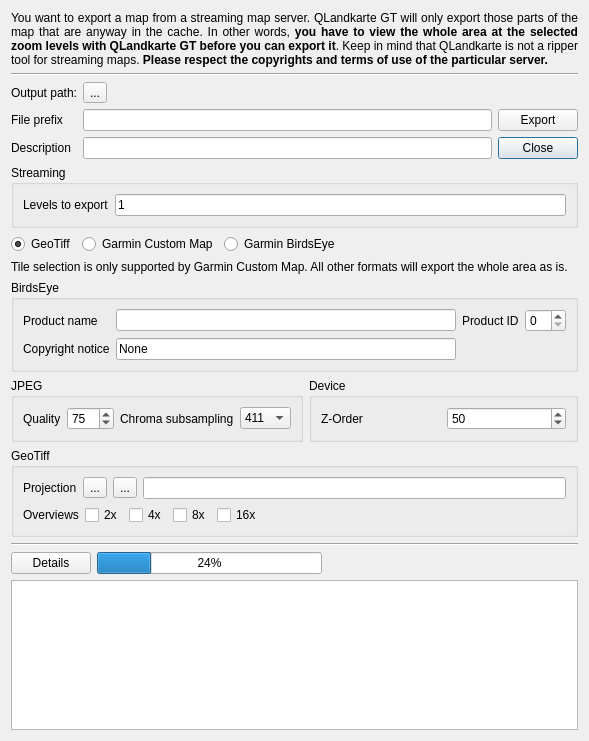
Before: the Qt Designer form src/IMapQMAPExport.ui in ntruchsess/QLandkarteGT, drawn with Qt 5.
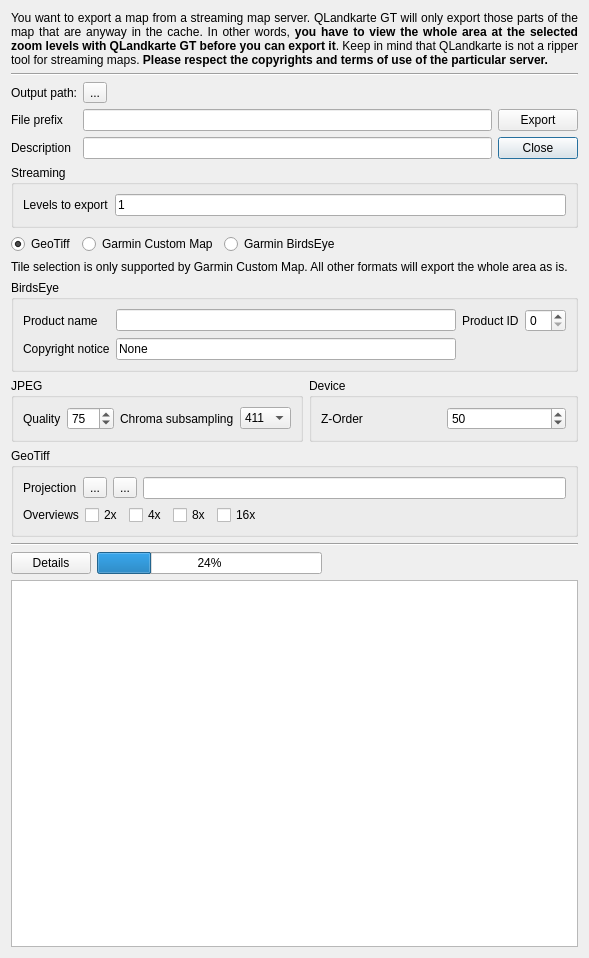
After: the same form once the commit is applied. Icons and pictures are not drawn.

The edit to the form file:
```diff
--- a/src/IMapQMAPExport.ui
+++ b/src/IMapQMAPExport.ui
@@ -7,7 +7,7 @@
     <x>0</x>
     <y>0</y>
     <width>589</width>
-    <height>723</height>
+    <height>958</height>
    </rect>
   </property>
   <property name="windowTitle">
```
Left out of the diff: 6 changed lines with no effect on the pictures.
